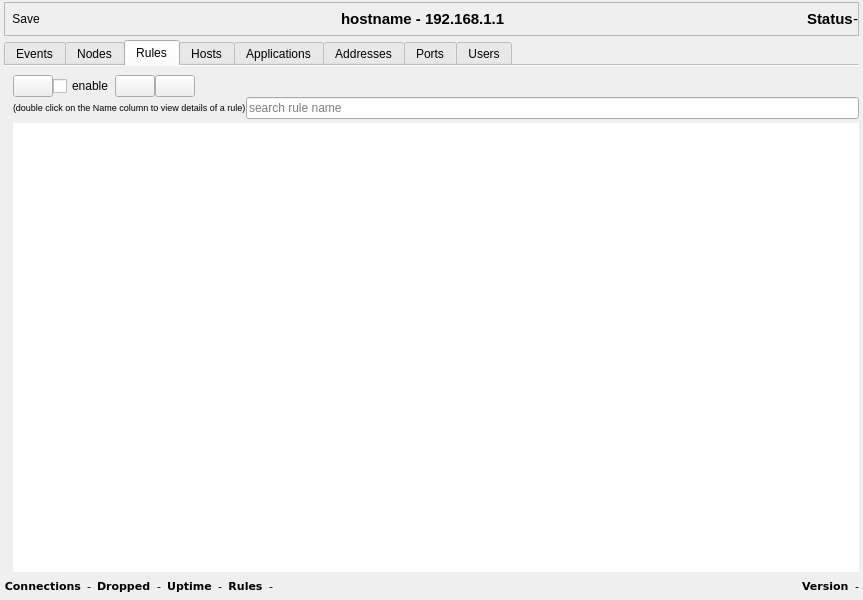
This is ui/opensnitch/res/stats.ui in evilsocket/opensnitch as Qt 5 draws it before an edit. The edited form follows.
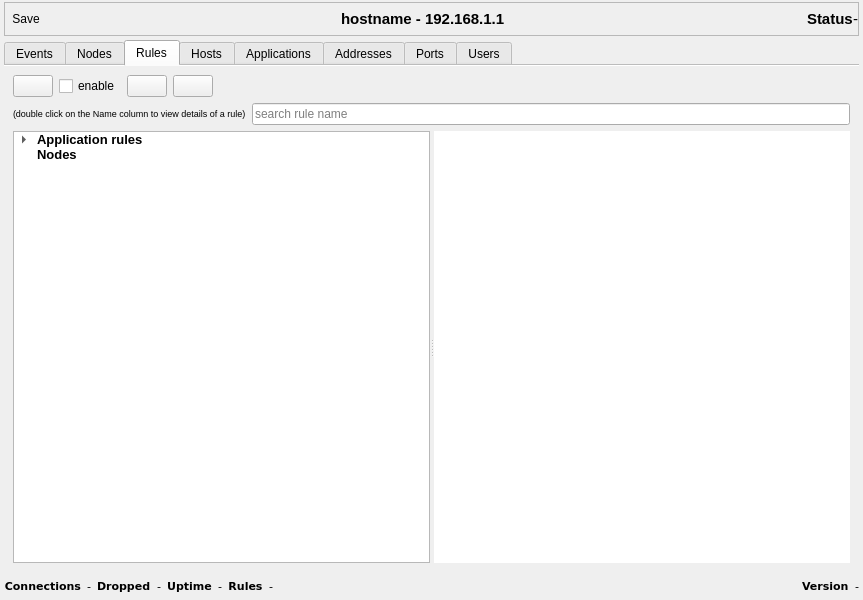
This is the edited form. The open tabs and pages were chosen to show the change. Icons and pictures are not drawn. Custom widgets are drawn as their Qt base class.

Commit message:
ui: added rules left pane to organize rules
An easy way to filter rules. It allows to filter rules by:
 - Duration
 - Nodes

Patch:
```diff
--- a/ui/opensnitch/res/stats.ui
+++ b/ui/opensnitch/res/stats.ui
@@ -596,17 +596,8 @@
       <attribute name="title">
        <string>Rules</string>
       </attribute>
-      <layout class="QVBoxLayout" name="verticalLayout_2">
-       <property name="spacing">
-        <number>0</number>
-       </property>
-       <property name="rightMargin">
-        <number>0</number>
-       </property>
-       <property name="bottomMargin">
-        <number>0</number>
-       </property>
-       <item>
+      <layout class="QGridLayout" name="gridLayout_2">
+       <item row="0" column="0">
         <layout class="QHBoxLayout" name="rulesToolbarLayout">
          <item>
           <widget class="QPushButton" name="cmdRulesBack">
@@ -677,7 +668,7 @@
          </item>
         </layout>
        </item>
-       <item>
+       <item row="1" column="0">
         <layout class="QHBoxLayout" name="horizontalLayout_8">
          <item>
           <widget class="QLabel" name="tipRulesLabel">
@@ -707,28 +698,111 @@
          </item>
         </layout>
        </item>
-       <item>
-        <layout class="QHBoxLayout" name="horizontalLayout_16">
-         <property name="spacing">
-          <number>2</number>
+       <item row="2" column="0">
+        <widget class="QSplitter" name="rulesSplitter">
+         <property name="sizePolicy">
+          <sizepolicy hsizetype="Expanding" vsizetype="Expanding">
+           <horstretch>0</horstretch>
+           <verstretch>0</verstretch>
+          </sizepolicy>
          </property>
-         <property name="topMargin">
-          <number>4</number>
+         <property name="orientation">
+          <enum>Qt::Horizontal</enum>
          </property>
-         <item>
-          <widget class="QTableView" name="rulesTable">
-           <property name="frameShape">
-            <enum>QFrame::NoFrame</enum>
+         <widget class="QTreeWidget" name="rulesTreePanel">
+          <property name="sizePolicy">
+           <sizepolicy hsizetype="Preferred" vsizetype="Expanding">
+            <horstretch>0</horstretch>
+            <verstretch>0</verstretch>
+           </sizepolicy>
+          </property>
+          <attribute name="headerVisible">
+           <bool>false</bool>
+          </attribute>
+          <column>
+           <property name="text">
+            <string notr="true">1</string>
            </property>
-           <property name="frameShadow">
-            <enum>QFrame::Plain</enum>
+          </column>
+          <item>
+           <property name="text">
+            <string>Application rules</string>
            </property>
-           <property name="horizontalScrollMode">
-            <enum>QAbstractItemView::ScrollPerPixel</enum>
+           <property name="font">
+            <font>
+             <pointsize>10</pointsize>
+             <weight>75</weight>
+             <bold>true</bold>
+            </font>
            </property>
-          </widget>
-         </item>
-        </layout>
+           <property name="icon">
+            <iconset theme="system-run">
+             <normaloff>../../../../../../../../../../../../../../gustavo-iniguez-goya/opensnitch/ui/opensnitch/res</normaloff>../../../../../../../../../../../../../../gustavo-iniguez-goya/opensnitch/ui/opensnitch/res</iconset>
+           </property>
+           <item>
+            <property name="text">
+             <string>Permanent</string>
+            </property>
+            <property name="font">
+             <font>
+              <pointsize>10</pointsize>
+             </font>
+            </property>
+            <property name="icon">
+             <iconset theme="security-medium">
+              <normaloff>../../../../../../../../../../../../../../gustavo-iniguez-goya/opensnitch/ui/opensnitch/res</normaloff>../../../../../../../../../../../../../../gustavo-iniguez-goya/opensnitch/ui/opensnitch/res</iconset>
+            </property>
+           </item>
+           <item>
+            <property name="text">
+             <string>Temporary</string>
+            </property>
+            <property name="font">
+             <font>
+              <pointsize>10</pointsize>
+             </font>
+            </property>
+            <property name="icon">
+             <iconset theme="edit-clear">
+              <normaloff>../../../../../../../../../../../../../../gustavo-iniguez-goya/opensnitch/ui/opensnitch/res</normaloff>../../../../../../../../../../../../../../gustavo-iniguez-goya/opensnitch/ui/opensnitch/res</iconset>
+            </property>
+           </item>
+          </item>
+          <item>
+           <property name="text">
+            <string>Nodes</string>
+           </property>
+           <property name="font">
+            <font>
+             <pointsize>10</pointsize>
+             <weight>75</weight>
+             <bold>true</bold>
+            </font>
+           </property>
+           <property name="icon">
+            <iconset theme="system">
+             <normaloff>../../../../../../../../../../../../../../gustavo-iniguez-goya/opensnitch/ui/opensnitch/res</normaloff>../../../../../../../../../../../../../../gustavo-iniguez-goya/opensnitch/ui/opensnitch/res</iconset>
+           </property>
+          </item>
+         </widget>
+         <widget class="QTableView" name="rulesTable">
+          <property name="sizePolicy">
+           <sizepolicy hsizetype="Expanding" vsizetype="Expanding">
+            <horstretch>0</horstretch>
+            <verstretch>0</verstretch>
+           </sizepolicy>
+          </property>
+          <property name="frameShape">
+           <enum>QFrame::NoFrame</enum>
+          </property>
+          <property name="frameShadow">
+           <enum>QFrame::Plain</enum>
+          </property>
+          <property name="horizontalScrollMode">
+           <enum>QAbstractItemView::ScrollPerPixel</enum>
+          </property>
+         </widget>
+        </widget>
        </item>
       </layout>
      </widget>
```
Left out of the diff: 2 changed lines with no effect on the pictures. The commit also changes 1 other file.
